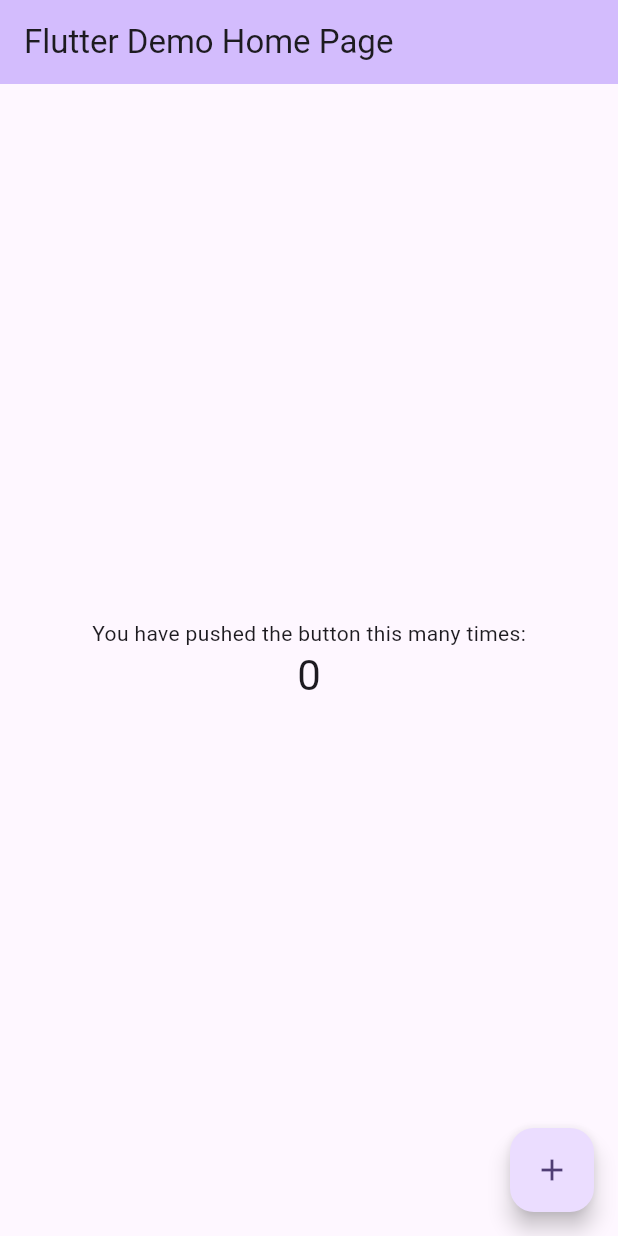
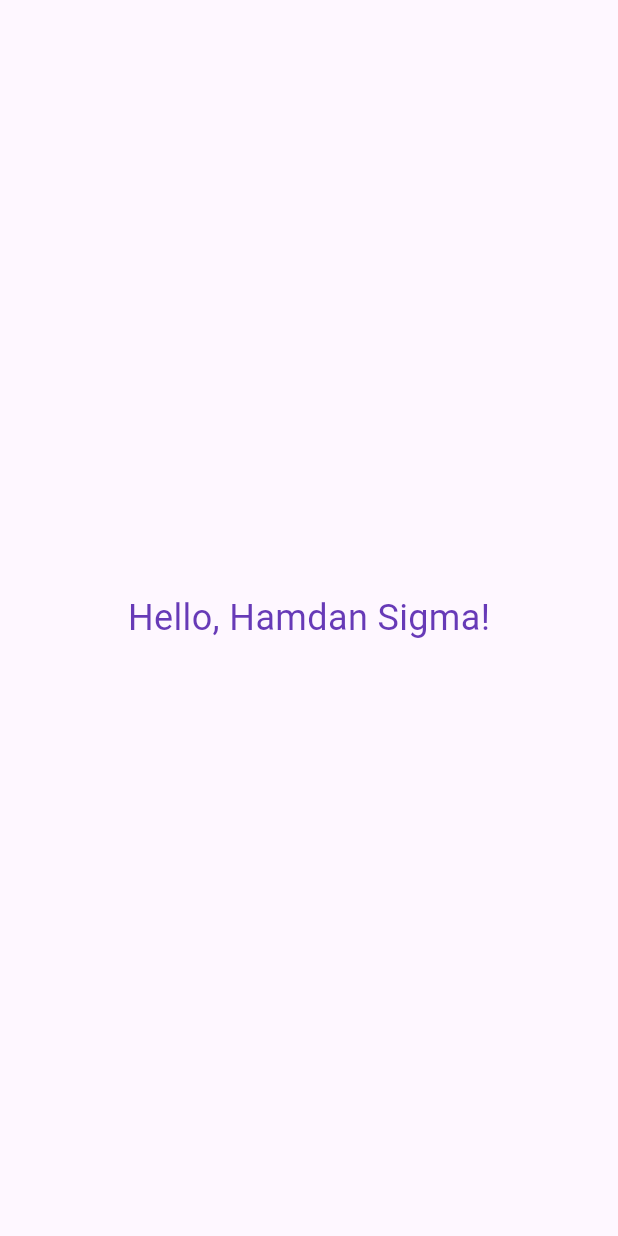
Before and after one commit to Faqihasyari/coba_repo, a Flutter app: the screen it shows after launch, on a phone screen of 412 x 824 dp. Run offline on Flutter 3.47's test engine with Material 3 defaults, Android fonts, the phone set to English and light mode, and no system bars.

Commit message:
helo hamdan

```diff
--- /dev/null
+++ b/lib/ibo.dart
@@ -0,0 +1,17 @@
+import 'package:flutter/material.dart';
+
+class Hamdan extends StatelessWidget {
+  const Hamdan({super.key});
+
+  @override
+  Widget build(BuildContext context) {
+    return Scaffold(
+      body: Center(
+        child :Text(
+          'Hello, Hamdan Sigma!',
+          style: TextStyle(fontSize: 24, color: Colors.deepPurple),
+        ),
+      ),
+    );
+  }
+}
--- a/lib/main.dart
+++ b/lib/main.dart
@@ -1,4 +1,5 @@
 import 'package:flutter/material.dart';
+import 'package:git_contribusi/ibo.dart';
 
 void main() {
   runApp(const MyApp());
@@ -30,7 +31,7 @@
         // tested with just a hot reload.
         colorScheme: ColorScheme.fromSeed(seedColor: Colors.deepPurple),
       ),
-      home: const MyHomePage(title: 'Flutter Demo Home Page'),
+      home: Hamdan(),
     );
   }
 }
```
